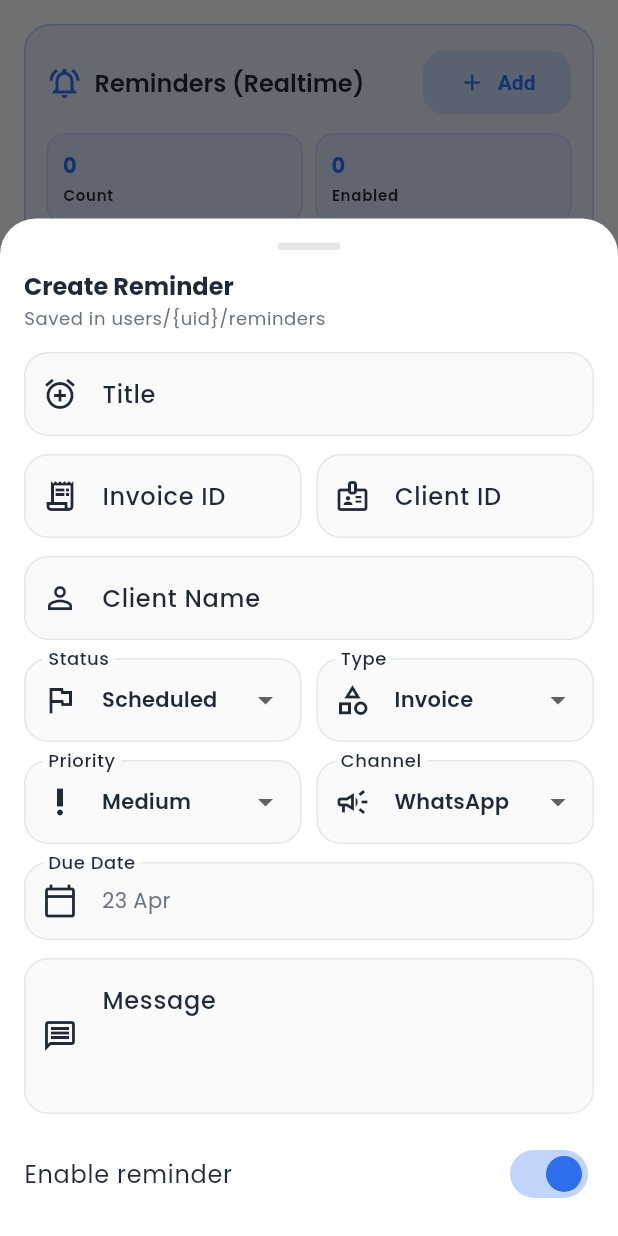
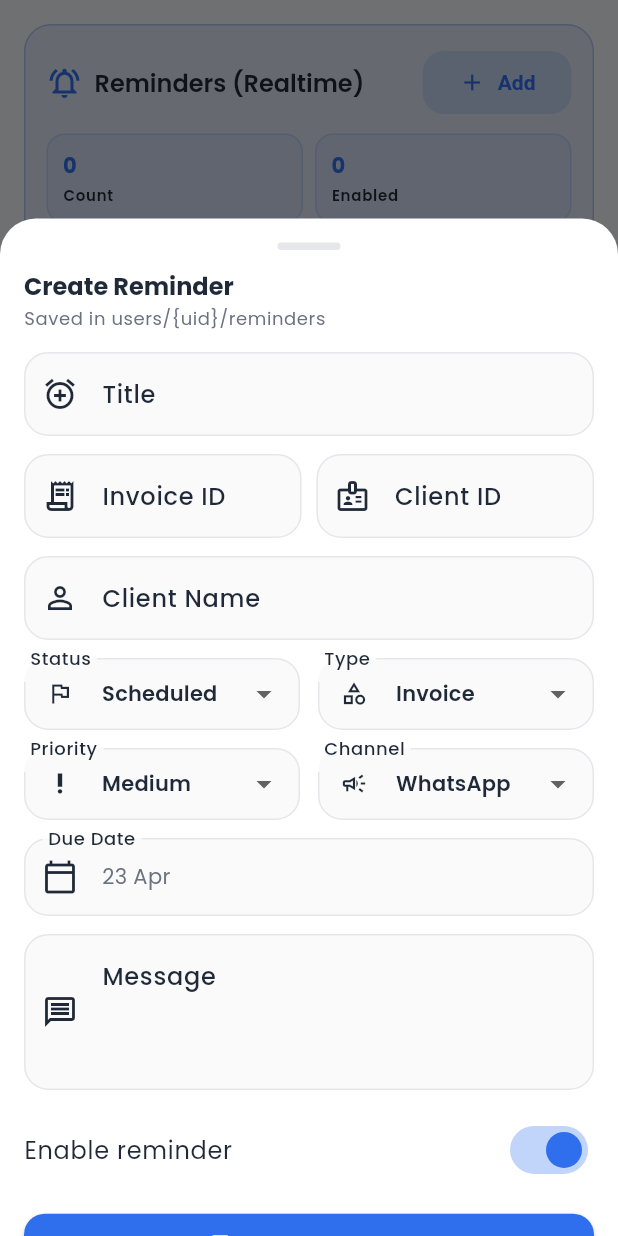
Before and after one commit to nikamkrishna055-coder/Gst-billing, a Flutter app: the RemindersScreen widget shown alone on an empty page, opened directly, after a tap on "Add", on a phone screen of 412 x 824 dp. Run offline on Flutter 3.47's test engine with Material 3 defaults, Android fonts, the phone set to English and light mode, and no system bars; our stand-ins replace cloud_firestore, firebase_analytics, firebase_auth, firebase_core, firebase_messaging, firebase_storage and 9 more; missing offline and left inert: dart:html; accounts and stored records are empty.

Commit message:
small error solve

```diff
--- a/lib/screens/reminders_screen.dart
+++ b/lib/screens/reminders_screen.dart
@@ -216,12 +216,16 @@ class _RemindersScreenState extends State<RemindersScreen> {
                                 const SizedBox(height: 12),
                                 Row(
                                   children: <Widget>[
-                                    Expanded(
+                                    Flexible(
+                                      flex: 1,
                                       child: DropdownButtonFormField<String>(
+                                        isExpanded: true,
                                         initialValue: status,
                                         decoration: const InputDecoration(
                                           labelText: 'Status',
                                           prefixIcon: Icon(Icons.flag_outlined),
+                                          isDense: true,
+                                          contentPadding: EdgeInsets.symmetric(vertical: 12),
                                         ),
                                         items: const <DropdownMenuItem<String>>[
                                           DropdownMenuItem<String>(
@@ -247,14 +251,17 @@ class _RemindersScreenState extends State<RemindersScreen> {
                                         },
                                       ),
                                     ),
-                                    const SizedBox(width: 10),
-                                    Expanded(
+                                    const SizedBox(width: 12),
+                                    Flexible(
+                                      flex: 1,
                                       child: DropdownButtonFormField<String>(
+                                        isExpanded: true,
                                         initialValue: type,
                                         decoration: const InputDecoration(
                                           labelText: 'Type',
-                                          prefixIcon:
-                                              Icon(Icons.category_outlined),
+                                          prefixIcon: Icon(Icons.category_outlined),
+                                          isDense: true,
+                                          contentPadding: EdgeInsets.symmetric(vertical: 12),
                                         ),
                                         items: const <DropdownMenuItem<String>>[
                                           DropdownMenuItem<String>(
@@ -285,14 +292,18 @@ class _RemindersScreenState extends State<RemindersScreen> {
                                 const SizedBox(height: 12),
                                 Row(
                                   children: <Widget>[
-                                    Expanded(
+                                    Flexible(
+                                      flex: 1,
                                       child: DropdownButtonFormField<String>(
+                                        isExpanded: true,
                                         initialValue: priority,
                                         decoration: const InputDecoration(
                                           labelText: 'Priority',
                                           prefixIcon: Icon(
                                             Icons.priority_high_outlined,
                                           ),
+                                          isDense: true,
+                                          contentPadding: EdgeInsets.symmetric(vertical: 12),
                                         ),
                                         items: const <DropdownMenuItem<String>>[
                                           DropdownMenuItem<String>(
@@ -318,14 +329,17 @@ class _RemindersScreenState extends State<RemindersScreen> {
                                         },
                                       ),
                                     ),
-                                    const SizedBox(width: 10),
-                                    Expanded(
+                                    const SizedBox(width: 12),
+                                    Flexible(
+                                      flex: 1,
                                       child: DropdownButtonFormField<String>(
+                                        isExpanded: true,
                                         initialValue: channel,
                                         decoration: const InputDecoration(
                                           labelText: 'Channel',
-                                          prefixIcon:
-                                              Icon(Icons.campaign_outlined),
+                                          prefixIcon: Icon(Icons.campaign_outlined),
+                                          isDense: true,
+                                          contentPadding: EdgeInsets.symmetric(vertical: 12),
                                         ),
                                         items: const <DropdownMenuItem<String>>[
                                           DropdownMenuItem<String>(
```
Also changed, not shown: 1 other file.
